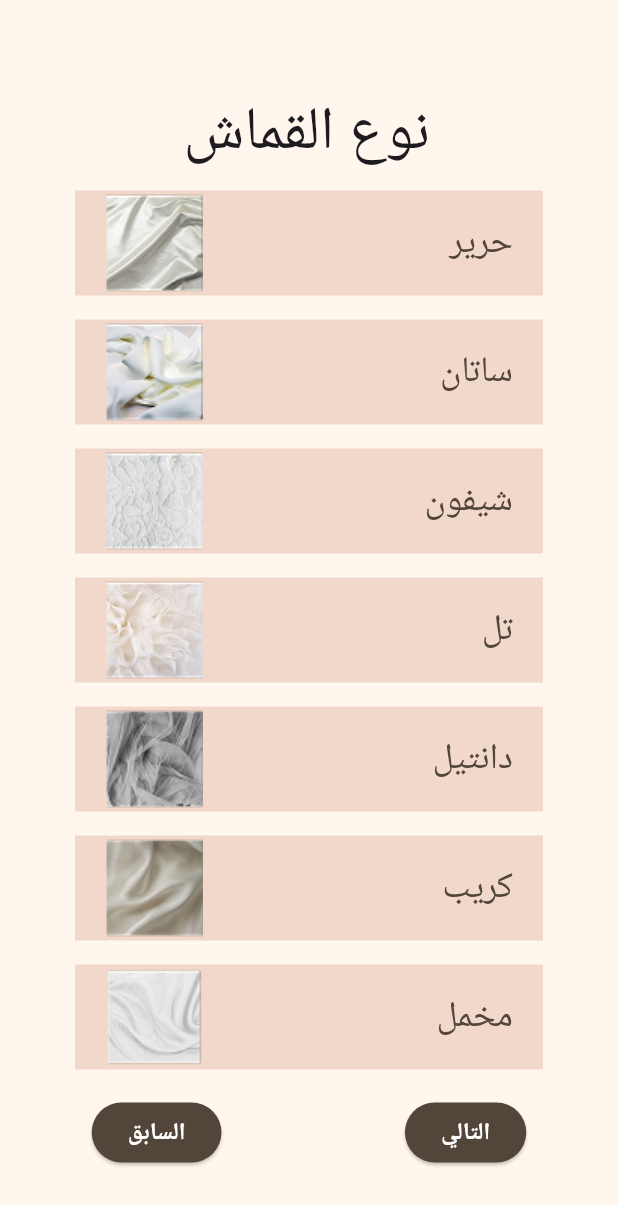
After one commit to EngAhmad-Tayasna/My-Designer, a Flutter app: the ChooseFabricType screen opened directly, on a phone screen of 412 x 824 dp. The commit adds this screen. Shown: the top 1205 px of the screen. Run offline on Flutter 3.47's test engine with Material 3 defaults, Android fonts, the phone set to English and light mode, and no system bars; our stand-ins replace flutter_colorpicker, flutter_svg, get.

Commit message:
create choose fabric type page

```diff
--- a/lib/constants.dart
+++ b/lib/constants.dart
@@ -2,6 +2,15 @@ import 'package:ahmad_tayasna/utils/app_colors.dart';
 import 'package:flutter/material.dart';
 
 abstract class Constants {
+  static  List<String> fabrictpye = [
+    'حرير',
+    'ساتان',
+    'شيفون',
+    'تل',
+    'دانتيل',
+    'كريب',
+    'مخمل',
+  ];
    static Map<String, String> pathDress = {
     'assets/svg/dress-1.svg': "التفاحة ",
     'assets/svg/dress-2.svg': "الساعة الرملية",
--- a/lib/view/screens/choose_fabric_type.dart
+++ b/lib/view/screens/choose_fabric_type.dart
@@ -1,3 +1,4 @@
+import 'package:ahmad_tayasna/view/widgets/fabric_type/choose_fabric_type_body.dart';
 import 'package:flutter/material.dart';
 
 class ChooseFabricType extends StatelessWidget {
@@ -5,6 +6,8 @@ class ChooseFabricType extends StatelessWidget {
 
   @override
   Widget build(BuildContext context) {
-    return  Container();
+    return const Scaffold(
+      body: ChooseFabricTypeBody(),
+    );
   }
 }
--- /dev/null
+++ b/lib/view/screens/your_dress.dart
@@ -0,0 +1,10 @@
+import 'package:flutter/material.dart';
+
+class YourDress extends StatelessWidget {
+  const YourDress({super.key});
+
+  @override
+  Widget build(BuildContext context) {
+    return  Container();
+  }
+}
--- /dev/null
+++ b/lib/view/widgets/fabric_type/choose_fabric_type_body.dart
@@ -0,0 +1,51 @@
+import 'package:ahmad_tayasna/constants.dart';
+import 'package:ahmad_tayasna/view/screens/choose_dress_color.dart';
+import 'package:ahmad_tayasna/view/screens/your_dress.dart';
+import 'package:ahmad_tayasna/view/widgets/dress_design/button_dress_route.dart';
+import 'package:ahmad_tayasna/view/widgets/fabric_type/custom_choose_fabric_type.dart';
+import 'package:ahmad_tayasna/view/widgets/main_title_page.dart';
+import 'package:flutter/material.dart';
+import 'package:get/get.dart';
+import 'package:get/get_core/src/get_main.dart';
+
+class ChooseFabricTypeBody extends StatelessWidget {
+  const ChooseFabricTypeBody({super.key});
+
+  @override
+  Widget build(BuildContext context) {
+    return Column(
+      children: [
+        const MainTitlePage(title: "نوع القماش"),
+        CustomChooseFabricType(
+            fabricType: Constants.fabrictpye[0],
+            fabricTypeLoc: "assets/png/fabric_type${1}.png"),
+        CustomChooseFabricType(
+            fabricType: Constants.fabrictpye[1],
+            fabricTypeLoc: "assets/png/fabric_type${2}.png"),
+        CustomChooseFabricType(
+            fabricType: Constants.fabrictpye[2],
+            fabricTypeLoc: "assets/png/fabric_type${3}.png"),
+        CustomChooseFabricType(
+            fabricType: Constants.fabrictpye[3],
+            fabricTypeLoc: "assets/png/fabric_type${4}.png"),
+        CustomChooseFabricType(
+            fabricType: Constants.fabrictpye[4],
+            fabricTypeLoc: "assets/png/fabric_type${5}.png"),
+        CustomChooseFabricType(
+            fabricType: Constants.fabrictpye[5],
+            fabricTypeLoc: "assets/png/fabric_type${6}.png"),
+        CustomChooseFabricType(
+            fabricType: Constants.fabrictpye[6],
+            fabricTypeLoc: "assets/png/fabric_type${7}.png"),
+        const SizedBox(
+          height: 10,
+        ),
+        ButtonDressRoute(onPressedNext: () {
+          Get.off(() => const ChooseDressColor());
+        }, onPressedLast: () {
+          Get.off(() => const YourDress());
+        }),
+      ],
+    );
+  }
+}
--- /dev/null
+++ b/lib/view/widgets/fabric_type/custom_choose_fabric_type.dart
@@ -0,0 +1,37 @@
+import 'package:ahmad_tayasna/utils/app_colors.dart';
+import 'package:flutter/material.dart';
+
+class CustomChooseFabricType extends StatelessWidget {
+  const CustomChooseFabricType(
+      {super.key, required this.fabricType, required this.fabricTypeLoc});
+  final String fabricType;
+  final String fabricTypeLoc;
+
+  @override
+  Widget build(BuildContext context) {
+    return Padding(
+      padding: const EdgeInsets.symmetric(horizontal: 50, vertical: 8),
+      child: Container(
+        padding: const EdgeInsets.symmetric(horizontal: 20),
+        width: double.infinity,
+        height: 70,
+        decoration: const BoxDecoration(
+          color: Color(0xffF1D8CB),
+        ),
+        child: Row(
+          mainAxisAlignment: MainAxisAlignment.spaceBetween,
+          children: [
+            Text(
+              fabricType,
+              style: const TextStyle(
+                fontSize: 24,
+                color: AppColors.kBackgroundButtonColor,
+              ),
+            ),
+            Image.asset(fabricTypeLoc)
+          ],
+        ),
+      ),
+    );
+  }
+}
```
Also changed, not shown: assets/png/fabric_type1.png (added), assets/png/fabric_type2.png (added), assets/png/fabric_type3.png (added), assets/png/fabric_type4.png (added), assets/png/fabric_type5.png (added), assets/png/fabric_type6.png (added), assets/png/fabric_type7.png (added).
